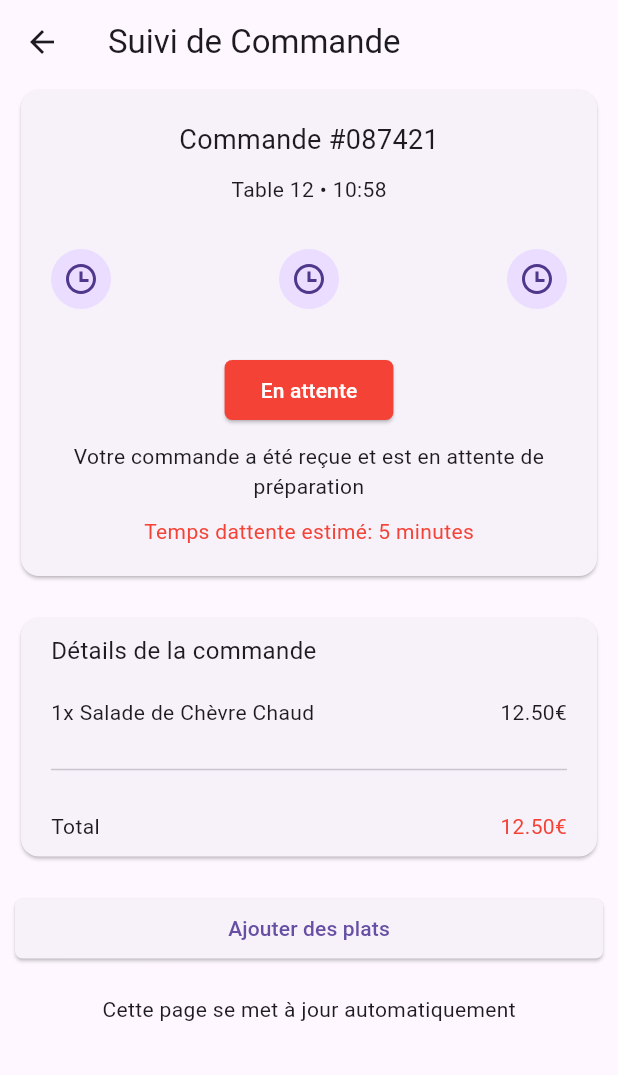
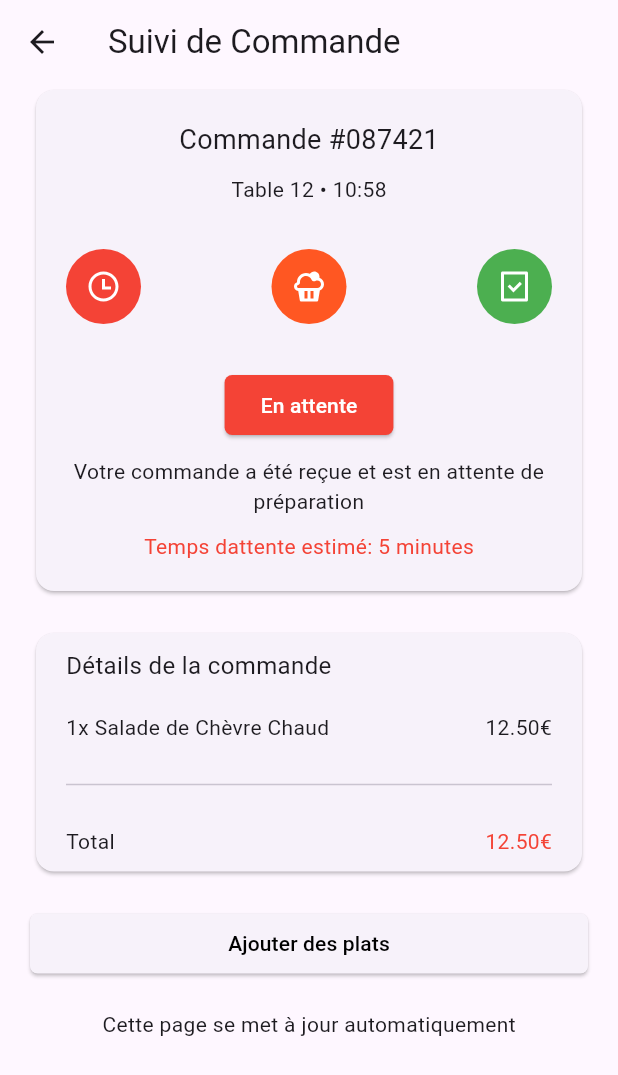
Before and after one commit to Ananijosue19/resto_qr, a Flutter app: the SuivieCommande screen opened by its route, on a phone screen of 412 x 824 dp. Shown: the top 1075 px of the screen. Run offline on Flutter 3.47's test engine with Material 3 defaults, Android fonts, the phone set to English and light mode, and no system bars; our stand-ins replace buttons_tabbar, remixicon.

Commit message:
fix: Amélioration Suivi Commande

```diff
--- a/lib/presentation/screens/suivie_commande.dart
+++ b/lib/presentation/screens/suivie_commande.dart
@@ -15,7 +15,7 @@ class _SuivieCommandeState extends State<SuivieCommande> {
       appBar: AppBar(title: Text('Suivi de Commande')),
       body: SingleChildScrollView(
         child: Padding(
-          padding: const EdgeInsets.symmetric(horizontal: 10.0),
+          padding: const EdgeInsets.symmetric(horizontal: 20.0),
           child: Column(
             mainAxisSize: MainAxisSize.min,
             spacing: 20,
@@ -46,9 +46,24 @@ class _SuivieCommandeState extends State<SuivieCommande> {
                         child: Row(
                           mainAxisAlignment: MainAxisAlignment.spaceBetween,
                           children: [
-                            CircleAvatar(child: Icon(Remix.time_line)),
-                            CircleAvatar(child: Icon(Remix.time_line)),
-                            CircleAvatar(child: Icon(Remix.time_line)),
+                            CircleAvatar(
+                              child: Icon(Remix.time_line),
+                              foregroundColor: Colors.white,
+                              backgroundColor: Colors.red,
+                              radius: 25,
+                            ),
+                            CircleAvatar(
+                              child: Icon(Remix.cake_3_fill),
+                              foregroundColor: Colors.white,
+                              backgroundColor: Colors.deepOrange,
+                              radius: 25,
+                            ),
+                            CircleAvatar(
+                              child: Icon(Remix.task_line),
+                              foregroundColor: Colors.white,
+                              backgroundColor: Colors.green,
+                              radius: 25,
+                            ),
                           ],
                         ),
                       ),
@@ -150,7 +165,10 @@ class _SuivieCommandeState extends State<SuivieCommande> {
                     ),
                   ),
                   onPressed: () {},
-                  child: Text('Ajouter des plats'),
+                  child: Text(
+                    'Ajouter des plats',
+                    style: TextStyle(color: Colors.black),
+                  ),
                 ),
               ),
               Text('Cette page se met à jour automatiquement'),
```
